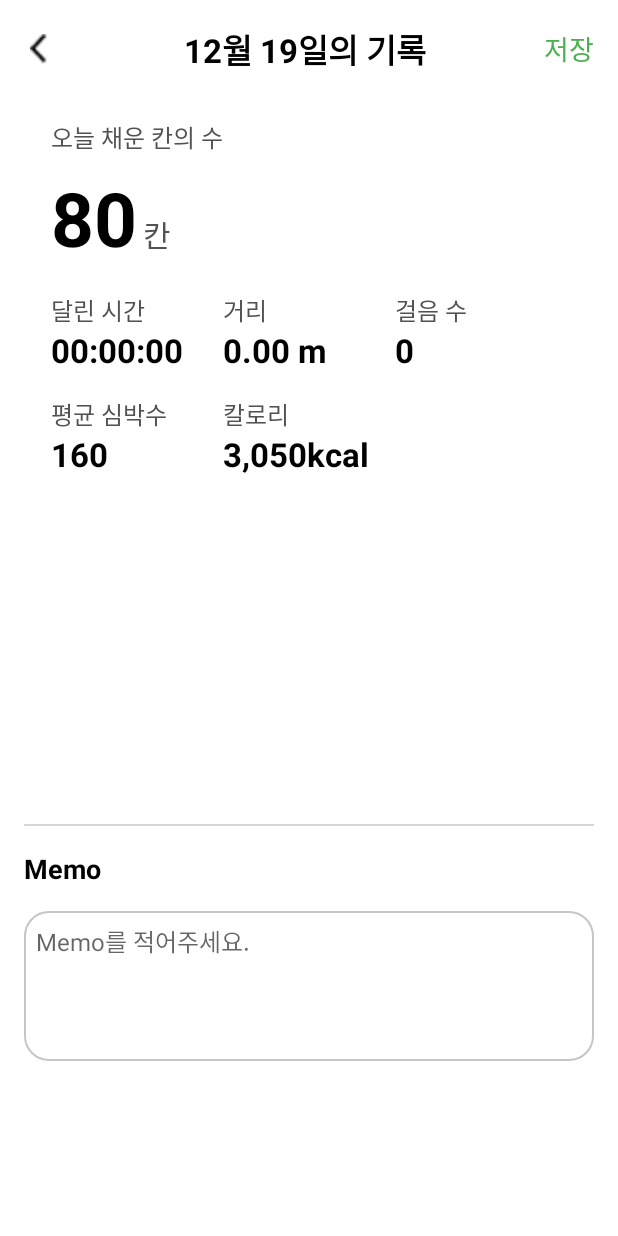
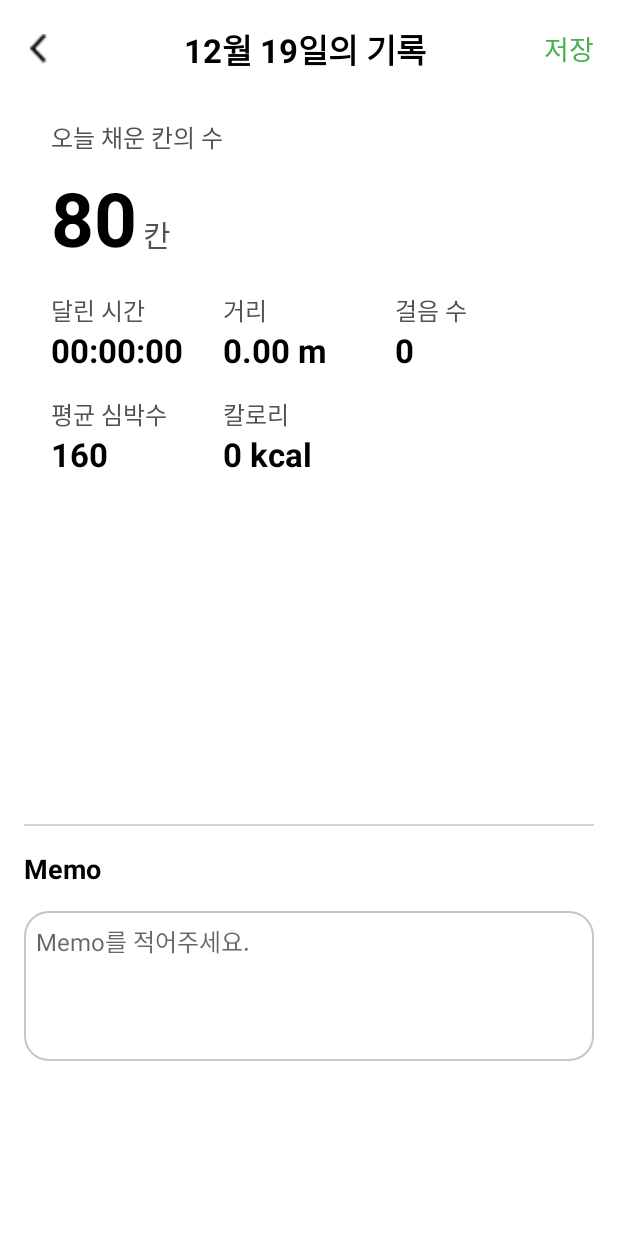
Before and after one commit to yoonjiseok/MoveOn_FE, an Android app: the RecordRunningActivity screen opened directly, with no data from a screen before it, on a phone screen of 412 x 824 dp. Run offline under Robolectric (Android 15) with nearby library versions, the light colour scheme and no system bars; pictures from the network do not load.

Commit message:
feat : Add 칼로리 기능

```diff
--- a/app/src/main/java/androidtown/org/moveon/RecordRunningActivity.kt
+++ b/app/src/main/java/androidtown/org/moveon/RecordRunningActivity.kt
@@ -13,11 +13,12 @@ class RecordRunningActivity : AppCompatActivity() {
         super.onCreate(savedInstanceState)
         setContentView(R.layout.activity_record_running)
 
-        // Get the timer time, distance, and steps from the Intent
+        // Get the timer time, distance, steps, and calories from the Intent
         val runningTimeInSeconds = intent.getIntExtra("RUNNING_TIME", 0)
         val totalDistance = intent.getFloatExtra("TOTAL_DISTANCE", 0f)
         val totalSteps = intent.getIntExtra("TOTAL_STEPS", 0)
         val mapImageUrl = intent.getStringExtra("MAP_IMAGE_URL") // 지도 URL 받기
+        val caloriesBurned: Int = intent.getIntExtra("CALORIES_BURNED", 0)
 
         // Find and update the "달린 시간" TextView
         val timeValueText: TextView = findViewById(R.id.timeValue)
@@ -30,6 +31,12 @@ class RecordRunningActivity : AppCompatActivity() {
         // Find and update the "걸음 수" TextView
         val stepValueText: TextView = findViewById(R.id.step_count)
         stepValueText.text = formatSteps(totalSteps)
+
+        // Find and update the "칼로리 소모량" TextView
+        val caloriesValueText: TextView = findViewById(R.id.calories)
+        caloriesValueText.text = formatCalories(caloriesBurned)
+
+
 
         // Load the map image using Glide
         val mapView: ImageView = findViewById(R.id.map_view)
@@ -60,4 +67,9 @@ class RecordRunningActivity : AppCompatActivity() {
     private fun formatSteps(steps: Int): String {
         return "$steps" // Format steps as a simple string
     }
+
+    private fun formatCalories(calories: Int): String {
+        return "$calories kcal"
+    }
+
 }
```
Also changed, not shown: app/src/main/java/androidtown/org/moveon/MainRecordFragment.kt (+8 -0 lines).
